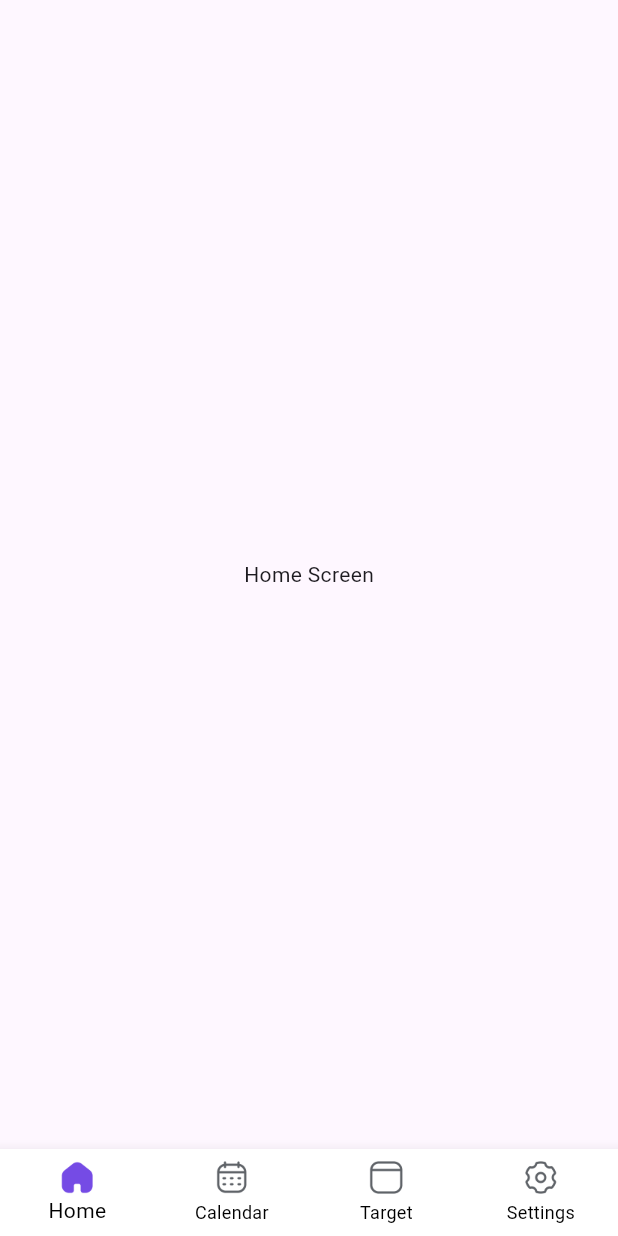
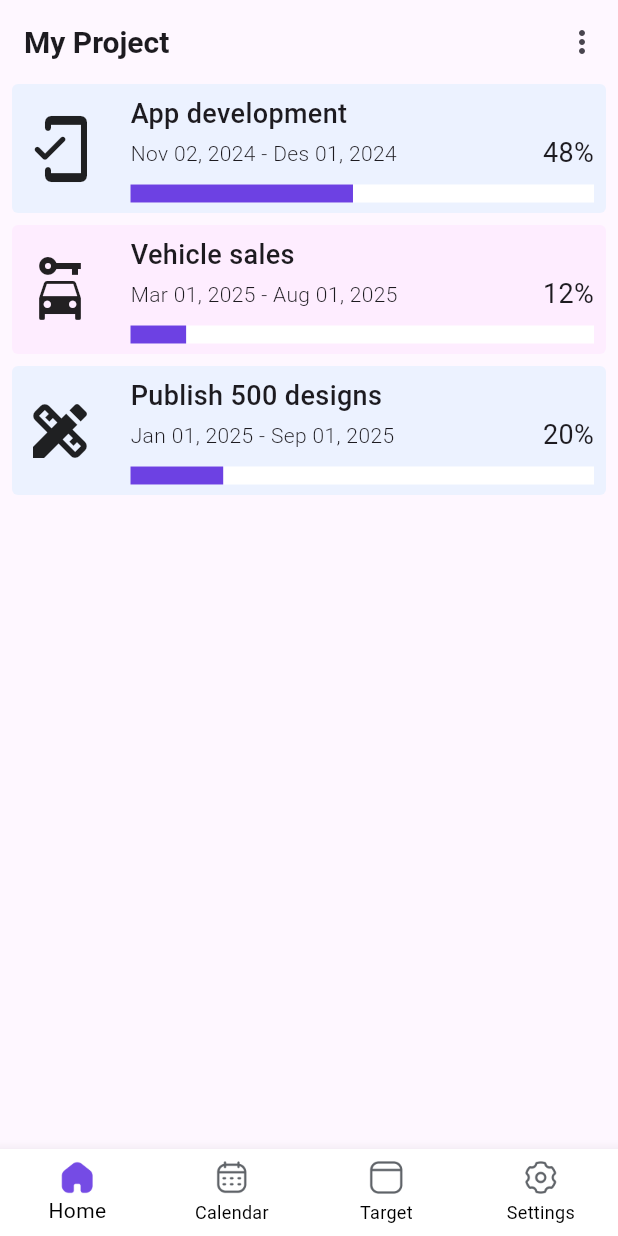
Before and after one commit to chamishkadilina/progress, a Flutter app: the screen it shows after launch, on a phone screen of 412 x 824 dp. Run offline on Flutter 3.47's test engine with Material 3 defaults, Android fonts, the phone set to English and light mode, and no system bars.

Commit message:
project containers ui developed (first step)

```diff
--- /dev/null
+++ b/lib/components/project_container.dart
@@ -0,0 +1,104 @@
+import 'package:flutter/material.dart';
+
+class ProjectContainer extends StatelessWidget {
+  final Color? backgroundColor;
+  final IconData? icon;
+  final String projectTitle;
+  final String date;
+  final String progressBarIndicatorValue;
+  final double? projectPercentageValue;
+
+  const ProjectContainer({
+    required this.backgroundColor,
+    required this.icon,
+    required this.projectTitle,
+    required this.date,
+    required this.progressBarIndicatorValue,
+    required this.projectPercentageValue,
+    super.key,
+  });
+
+  @override
+  Widget build(BuildContext context) {
+    return Container(
+      padding: const EdgeInsets.symmetric(horizontal: 8),
+      width: 396,
+      height: 86,
+      decoration: BoxDecoration(
+        color: backgroundColor,
+        borderRadius: const BorderRadius.all(
+          Radius.circular(4),
+        ),
+      ),
+
+      // project content
+      child: Row(
+        mainAxisSize: MainAxisSize.min,
+        children: [
+          // 3D icon
+          Icon(
+            icon,
+            size: 48,
+          ),
+          const Spacer(),
+
+          Column(
+            crossAxisAlignment: CrossAxisAlignment.start,
+            mainAxisSize: MainAxisSize.min,
+            children: [
+              // project name
+              Text(
+                projectTitle,
+                style: const TextStyle(
+                  fontSize: 18,
+                  fontWeight: FontWeight.w500,
+                ),
+              ),
+
+              SizedBox(
+                width: 309,
+                child: Row(
+                  mainAxisAlignment: MainAxisAlignment.spaceBetween,
+                  children: [
+                    Text(
+                      date,
+                      style: const TextStyle(
+                        fontSize: 14,
+                        fontWeight: FontWeight.w300,
+                      ),
+                    ),
+                    const Spacer(),
+                    // percentage
+                    Text(
+                      progressBarIndicatorValue,
+                      style: const TextStyle(
+                        fontSize: 18,
+                        fontWeight: FontWeight.w400,
+                      ),
+                    ),
+                  ],
+                ),
+              ),
+
+              // progress bar
+              Padding(
+                padding: const EdgeInsets.only(top: 8.0),
+                child: SizedBox(
+                  width: 309,
+                  height: 12,
+                  child: LinearProgressIndicator(
+                    value: projectPercentageValue,
+                    backgroundColor: const Color(0xFFFFFFFF),
+                    valueColor: const AlwaysStoppedAnimation(
+                      Color(0xFF6D41E3),
+                    ),
+                  ),
+                ),
+              ),
+            ],
+          ),
+        ],
+      ),
+    );
+  }
+}
--- a/lib/screens/home_screen.dart
+++ b/lib/screens/home_screen.dart
@@ -1,13 +1,66 @@
 import 'package:flutter/material.dart';
+import 'package:progress/components/project_container.dart';
 
 class HomeScreen extends StatelessWidget {
   const HomeScreen({super.key});
 
   @override
   Widget build(BuildContext context) {
-    return const Scaffold(
-      body: Center(
-        child: Text('Home Screen'),
+    return Scaffold(
+      appBar: AppBar(
+        title: const Text(
+          'My Project',
+          style: TextStyle(
+            fontSize: 20,
+            fontWeight: FontWeight.w700,
+          ),
+        ),
+        actions: [
+          IconButton(
+            onPressed: () {},
+            icon: const Icon(
+              Icons.more_vert,
+            ),
+          ),
+        ],
+      ),
+      body: const Center(
+        child: Column(
+          children: [
+            // project 1
+            ProjectContainer(
+              backgroundColor: Color(0xFFECF2FF),
+              icon: Icons.mobile_friendly_rounded,
+              projectTitle: 'App development',
+              date: 'Nov 02, 2024 - Des 01, 2024',
+              progressBarIndicatorValue: '48%',
+              projectPercentageValue: 0.48,
+            ),
+            SizedBox(height: 8),
+
+            // project 2
+            ProjectContainer(
+              backgroundColor: Color(0xFFFEEDFF),
+              icon: Icons.car_rental,
+              projectTitle: 'Vehicle sales',
+              date: 'Mar 01, 2025 - Aug 01, 2025',
+              progressBarIndicatorValue: '12%',
+              projectPercentageValue: 0.12,
+            ),
+            SizedBox(height: 8),
+
+            // project 3
+            ProjectContainer(
+              backgroundColor: Color(0xFFECF2FF),
+              icon: Icons.design_services,
+              projectTitle: 'Publish 500 designs',
+              date: 'Jan 01, 2025 - Sep 01, 2025',
+              progressBarIndicatorValue: '20%',
+              projectPercentageValue: 0.20,
+            ),
+            SizedBox(height: 8),
+          ],
+        ),
       ),
     );
   }
--- a/pubspec.yaml
+++ b/pubspec.yaml
@@ -35,7 +35,6 @@ dependencies:
   # The following adds the Cupertino Icons font to your application.
   # Use with the CupertinoIcons class for iOS style icons.
   cupertino_icons: ^1.0.8
-  persistent_bottom_nav_bar: ^6.2.1
 
 dev_dependencies:
   flutter_test:
```
Also changed, not shown: pubspec.lock.
